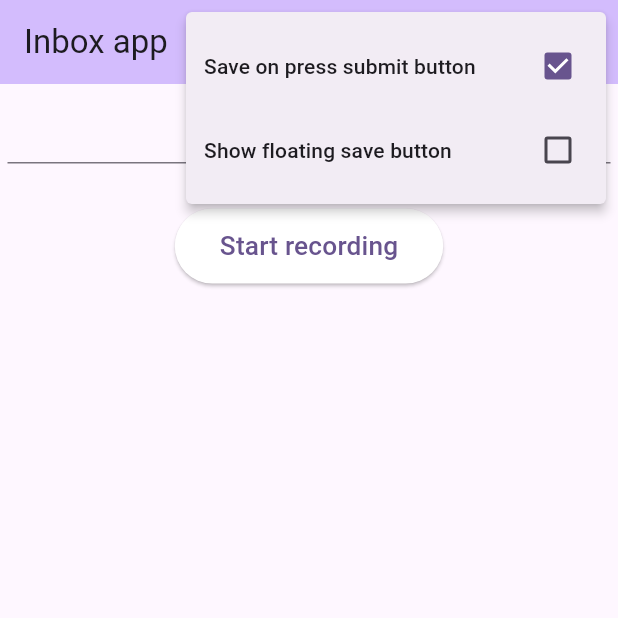
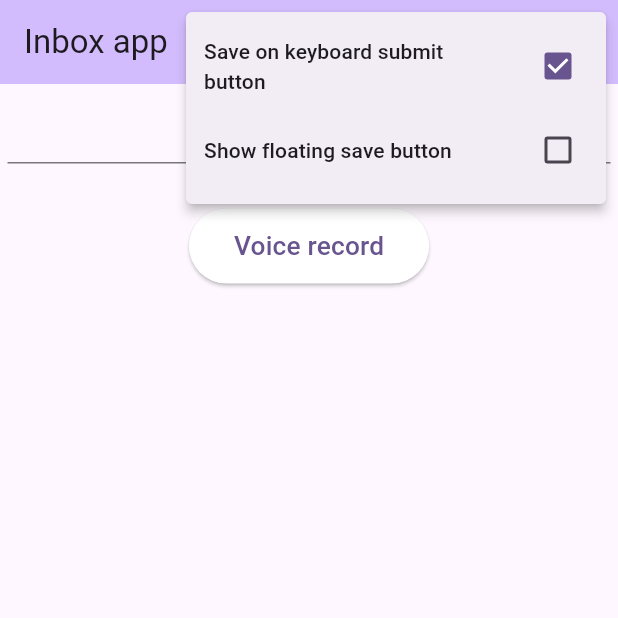
Before and after one commit to UnkwUsr/inbox-app, a Flutter app: the screen it shows after launch, after a tap on the "more vert" icon, on a phone screen of 412 x 824 dp, the top half of it. Run offline on Flutter 3.47's test engine with Material 3 defaults, Android fonts, the phone set to English and light mode, and no system bars; our stand-ins replace device_info_plus, fluttertoast, permission_handler, shared_preferences, stop_watch_timer, wakelock_plus; missing offline and left inert: receive_sharing_intent, record.

Commit message:
chore: rename buttons/settings

```diff
--- a/lib/main.dart
+++ b/lib/main.dart
@@ -151,7 +151,7 @@ class _MyHomePageState extends State<MyHomePage> {
                     PopupMenuItem(
                         child: StatefulBuilder(
                       builder: (_, popupSetState) => CheckboxListTile(
-                          title: const Text("Save on press submit button"),
+                          title: const Text("Save on keyboard submit button"),
                           value: saveOnSubmit,
                           onChanged: (value) => {
                                 popupSetState(() {
@@ -217,7 +217,7 @@ class _MyHomePageState extends State<MyHomePage> {
                 onPressed: () => toggleRecording(),
                 child: isRecording
                     ? const Text("Stop recording")
-                    : const Text("Start recording"))),
+                    : const Text("Voice record"))),
         if (isRecording)
           StreamBuilder<int>(
             stream: stopWatchTimer.rawTime,
```
